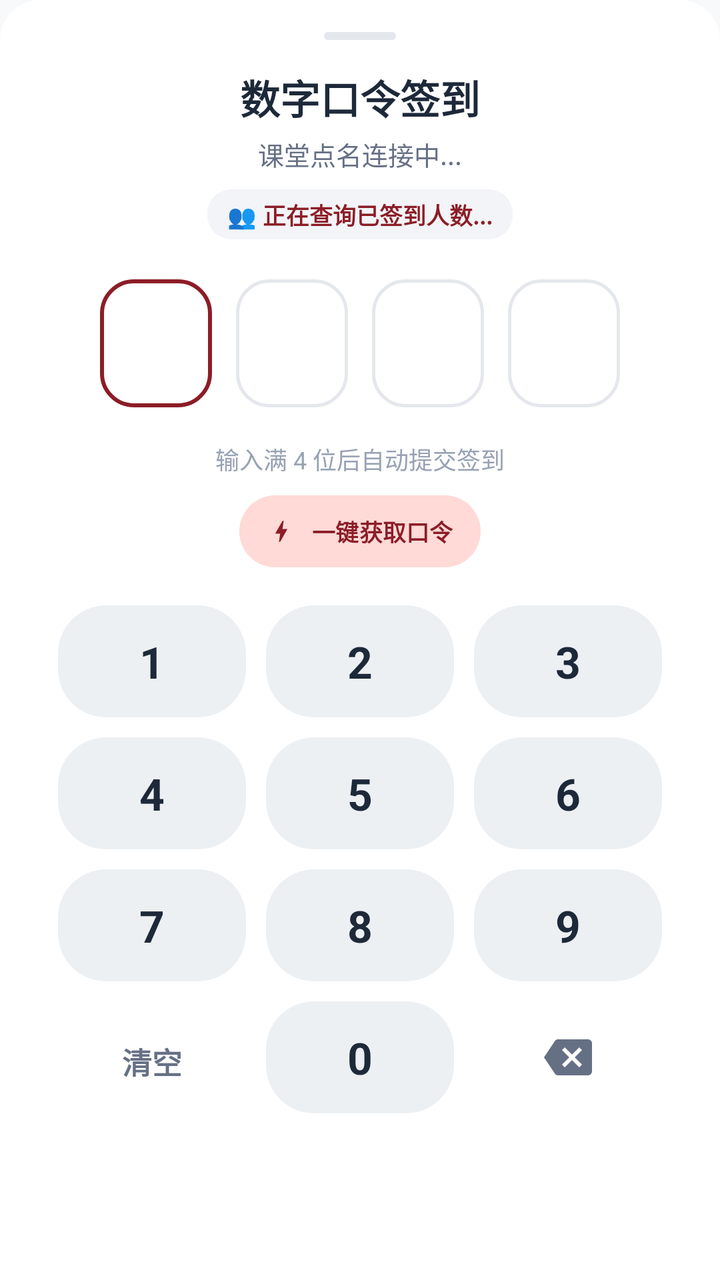
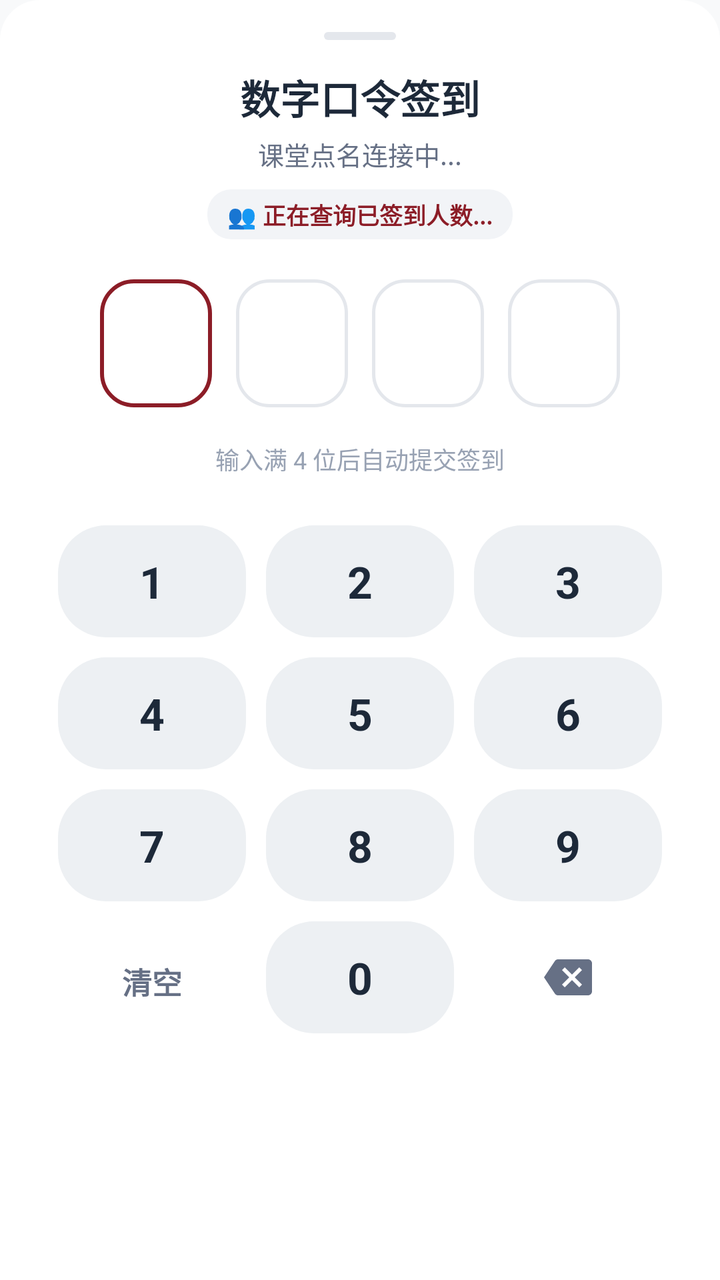

Before-and-after screenshots of an Android layout around one commit, followed by the original layout XML and the change that was made.
<!-- AndroidManifest.xml: application theme Theme.UsstJwgl -->
<!-- res/layout/bottom_sheet_number_rollcall.xml -->
<?xml version="1.0" encoding="utf-8"?>
<LinearLayout xmlns:android="http://schemas.android.com/apk/res/android"
    xmlns:app="http://schemas.android.com/apk/res-auto"
    android:layout_width="match_parent"
    android:layout_height="wrap_content"
    android:background="@drawable/bottom_sheet_bg"
    android:gravity="center_horizontal"
    android:orientation="vertical"
    android:paddingHorizontal="24dp"
    android:paddingTop="16dp"
    android:paddingBottom="24dp">

    
    <View
        android:layout_width="36dp"
        android:layout_height="4dp"
        android:layout_gravity="center_horizontal"
        android:layout_marginBottom="14dp"
        android:background="@drawable/drag_handle" />

    
    <TextView
        android:layout_width="wrap_content"
        android:layout_height="wrap_content"
        android:text="数字口令签到"
        android:textColor="@color/text_primary"
        android:textSize="20sp"
        android:textStyle="bold" />

    <TextView
        android:id="@+id/tvCourseName"
        android:layout_width="wrap_content"
        android:layout_height="wrap_content"
        android:layout_marginTop="4dp"
        android:ellipsize="end"
        android:maxLines="1"
        android:text="课堂点名连接中..."
        android:textColor="@color/text_secondary"
        android:textSize="13sp" />

    
    <TextView
        android:id="@+id/tvAttendanceStats"
        android:layout_width="wrap_content"
        android:layout_height="wrap_content"
        android:layout_marginTop="8dp"
        android:background="@drawable/bg_badge_rounded"
        android:backgroundTint="@color/surface_variant"
        android:paddingHorizontal="10dp"
        android:paddingVertical="4dp"
        android:text="👥 正在查询已签到人数..."
        android:textColor="@color/primary"
        android:textSize="11.5sp"
        android:textStyle="bold" />

    
    <LinearLayout
        android:id="@+id/layoutPinBoxes"
        android:layout_width="wrap_content"
        android:layout_height="wrap_content"
        android:layout_marginTop="20dp"
        android:gravity="center"
        android:orientation="horizontal">

        
        <FrameLayout
            android:id="@+id/boxPin1"
            android:layout_width="56dp"
            android:layout_height="64dp"
            android:background="@drawable/bg_pin_box_active">

            <TextView
                android:id="@+id/tvPin1"
                android:layout_width="wrap_content"
                android:layout_height="wrap_content"
                android:layout_gravity="center"
                android:textColor="@color/text_primary"
                android:textSize="26sp"
                android:textStyle="bold" />
        </FrameLayout>

        
        <FrameLayout
            android:id="@+id/boxPin2"
            android:layout_width="56dp"
            android:layout_height="64dp"
            android:layout_marginStart="12dp"
            android:background="@drawable/bg_pin_box">

            <TextView
                android:id="@+id/tvPin2"
                android:layout_width="wrap_content"
                android:layout_height="wrap_content"
                android:layout_gravity="center"
                android:textColor="@color/text_primary"
                android:textSize="26sp"
                android:textStyle="bold" />
        </FrameLayout>

        
        <FrameLayout
            android:id="@+id/boxPin3"
            android:layout_width="56dp"
            android:layout_height="64dp"
            android:layout_marginStart="12dp"
            android:background="@drawable/bg_pin_box">

            <TextView
                android:id="@+id/tvPin3"
                android:layout_width="wrap_content"
                android:layout_height="wrap_content"
                android:layout_gravity="center"
                android:textColor="@color/text_primary"
                android:textSize="26sp"
                android:textStyle="bold" />
        </FrameLayout>

        
        <FrameLayout
            android:id="@+id/boxPin4"
            android:layout_width="56dp"
            android:layout_height="64dp"
            android:layout_marginStart="12dp"
            android:background="@drawable/bg_pin_box">

            <TextView
                android:id="@+id/tvPin4"
                android:layout_width="wrap_content"
                android:layout_height="wrap_content"
                android:layout_gravity="center"
                android:textColor="@color/text_primary"
                android:textSize="26sp"
                android:textStyle="bold" />
        </FrameLayout>

    </LinearLayout>

    
    <LinearLayout
        android:layout_width="match_parent"
        android:layout_height="28dp"
        android:layout_marginTop="12dp"
        android:gravity="center"
        android:orientation="horizontal">

        <ProgressBar
            android:id="@+id/progressSubmitting"
            android:layout_width="18dp"
            android:layout_height="18dp"
            android:layout_marginEnd="8dp"
            android:indeterminateTint="@color/primary"
            android:visibility="gone" />

        <TextView
            android:id="@+id/tvStatusTip"
            android:layout_width="wrap_content"
            android:layout_height="wrap_content"
            android:ellipsize="end"
            android:maxLines="1"
            android:text="输入满 4 位后自动提交签到"
            android:textColor="@color/text_tertiary"
            android:textSize="12sp" />
    </LinearLayout>

    
    <LinearLayout
        android:layout_width="wrap_content"
        android:layout_height="wrap_content"
        android:layout_marginTop="4dp"
        android:gravity="center"
        android:orientation="horizontal">

        
        <com.google.android.material.button.MaterialButton
            android:id="@+id/btnFetchCodeDirectly"
            style="@style/Widget.Material3.Button.TonalButton"
            android:layout_width="wrap_content"
            android:layout_height="36dp"
            android:insetTop="0dp"
            android:insetBottom="0dp"
            android:paddingHorizontal="14dp"
            android:paddingVertical="0dp"
            android:text="一键获取口令"
            android:textColor="@color/primary"
            android:textSize="11.5sp"
            android:textStyle="bold"
            app:cornerRadius="18dp"
            app:icon="@drawable/ic_bolt"
            app:iconSize="14dp"
            app:iconTint="@color/primary" />

    </LinearLayout>

    
    <com.google.android.material.checkbox.MaterialCheckBox
        android:id="@+id/cbSignAll"
        android:layout_width="wrap_content"
        android:layout_height="wrap_content"
        android:layout_marginTop="2dp"
        android:checked="true"
        android:text="同时为全部已保存账号签到 (独立设备码)"
        android:textColor="@color/text_secondary"
        android:textSize="12sp"
        android:visibility="gone" />

    
    <LinearLayout
        android:id="@+id/layoutKeypad"
        android:layout_width="match_parent"
        android:layout_height="wrap_content"
        android:layout_marginTop="14dp"
        android:orientation="vertical">

        
        <LinearLayout
            android:layout_width="match_parent"
            android:layout_height="wrap_content"
            android:orientation="horizontal">

            <TextView
                android:id="@+id/key1"
                android:layout_width="0dp"
                android:layout_height="56dp"
                android:layout_margin="5dp"
                android:layout_weight="1"
                android:background="@drawable/bg_keypad_button"
                android:gravity="center"
                android:text="1"
                android:textColor="@color/text_primary"
                android:textSize="22sp"
                android:textStyle="bold" />

            <TextView
                android:id="@+id/key2"
                android:layout_width="0dp"
                android:layout_height="56dp"
                android:layout_margin="5dp"
                android:layout_weight="1"
                android:background="@drawable/bg_keypad_button"
                android:gravity="center"
                android:text="2"
                android:textColor="@color/text_primary"
                android:textSize="22sp"
                android:textStyle="bold" />

            <TextView
                android:id="@+id/key3"
                android:layout_width="0dp"
                android:layout_height="56dp"
                android:layout_margin="5dp"
                android:layout_weight="1"
                android:background="@drawable/bg_keypad_button"
                android:gravity="center"
                android:text="3"
                android:textColor="@color/text_primary"
                android:textSize="22sp"
                android:textStyle="bold" />
        </LinearLayout>

        
        <LinearLayout
            android:layout_width="match_parent"
            android:layout_height="wrap_content"
            android:orientation="horizontal">

            <TextView
                android:id="@+id/key4"
                android:layout_width="0dp"
                android:layout_height="56dp"
                android:layout_margin="5dp"
                android:layout_weight="1"
                android:background="@drawable/bg_keypad_button"
                android:gravity="center"
                android:text="4"
                android:textColor="@color/text_primary"
                android:textSize="22sp"
                android:textStyle="bold" />

            <TextView
                android:id="@+id/key5"
                android:layout_width="0dp"
                android:layout_height="56dp"
                android:layout_margin="5dp"
                android:layout_weight="1"
                android:background="@drawable/bg_keypad_button"
                android:gravity="center"
                android:text="5"
                android:textColor="@color/text_primary"
                android:textSize="22sp"
                android:textStyle="bold" />

            <TextView
                android:id="@+id/key6"
                android:layout_width="0dp"
                android:layout_height="56dp"
                android:layout_margin="5dp"
                android:layout_weight="1"
                android:background="@drawable/bg_keypad_button"
                android:gravity="center"
                android:text="6"
                android:textColor="@color/text_primary"
                android:textSize="22sp"
                android:textStyle="bold" />
        </LinearLayout>

        
        <LinearLayout
            android:layout_width="match_parent"
            android:layout_height="wrap_content"
            android:orientation="horizontal">

            <TextView
                android:id="@+id/key7"
                android:layout_width="0dp"
                android:layout_height="56dp"
                android:layout_margin="5dp"
                android:layout_weight="1"
                android:background="@drawable/bg_keypad_button"
                android:gravity="center"
                android:text="7"
                android:textColor="@color/text_primary"
                android:textSize="22sp"
                android:textStyle="bold" />

            <TextView
                android:id="@+id/key8"
                android:layout_width="0dp"
                android:layout_height="56dp"
                android:layout_margin="5dp"
                android:layout_weight="1"
                android:background="@drawable/bg_keypad_button"
                android:gravity="center"
                android:text="8"
                android:textColor="@color/text_primary"
                android:textSize="22sp"
                android:textStyle="bold" />

            <TextView
                android:id="@+id/key9"
                android:layout_width="0dp"
                android:layout_height="56dp"
                android:layout_margin="5dp"
                android:layout_weight="1"
                android:background="@drawable/bg_keypad_button"
                android:gravity="center"
                android:text="9"
                android:textColor="@color/text_primary"
                android:textSize="22sp"
                android:textStyle="bold" />
        </LinearLayout>

        
        <LinearLayout
            android:layout_width="match_parent"
            android:layout_height="wrap_content"
            android:orientation="horizontal">

            <TextView
                android:id="@+id/keyClear"
                android:layout_width="0dp"
                android:layout_height="56dp"
                android:layout_margin="5dp"
                android:layout_weight="1"
                android:background="?attr/selectableItemBackgroundBorderless"
                android:gravity="center"
                android:text="清空"
                android:textColor="@color/text_secondary"
                android:textSize="15sp"
                android:textStyle="bold" />

            <TextView
                android:id="@+id/key0"
                android:layout_width="0dp"
                android:layout_height="56dp"
                android:layout_margin="5dp"
                android:layout_weight="1"
                android:background="@drawable/bg_keypad_button"
                android:gravity="center"
                android:text="0"
                android:textColor="@color/text_primary"
                android:textSize="22sp"
                android:textStyle="bold" />

            <FrameLayout
                android:id="@+id/keyDelete"
                android:layout_width="0dp"
                android:layout_height="56dp"
                android:layout_margin="5dp"
                android:layout_weight="1"
                android:background="?attr/selectableItemBackgroundBorderless"
                android:clickable="true"
                android:focusable="true">

                <ImageView
                    android:layout_width="24dp"
                    android:layout_height="24dp"
                    android:layout_gravity="center"
                    android:src="@drawable/ic_backspace"
                    app:tint="@color/text_secondary" />
            </FrameLayout>

        </LinearLayout>

    </LinearLayout>

</LinearLayout>
<!-- resources referenced by this layout -->
<resources>
  <color name="primary">#8C1D27</color>
  <color name="surface_variant">#F2F4F7</color>
  <color name="text_primary">#1D2939</color>
  <color name="text_secondary">#667085</color>
  <color name="text_tertiary">#98A2B3</color>
  <!-- drawable bg_badge_rounded (drawable) -->
  <?xml version="1.0" encoding="utf-8"?>
  <shape xmlns:android="http://schemas.android.com/apk/res/android"
      android:shape="rectangle">
      <corners android:radius="12dp" />
      <solid android:color="@color/badge_bg" />
  </shape>
  <!-- drawable bg_keypad_button (drawable) -->
  <?xml version="1.0" encoding="utf-8"?>
  <ripple xmlns:android="http://schemas.android.com/apk/res/android"
      android:color="?attr/colorControlHighlight">
      <item>
          <shape android:shape="rectangle">
              <corners android:radius="24dp" />
              <solid android:color="@color/surface_container" />
          </shape>
      </item>
  </ripple>
  <!-- drawable bg_pin_box (drawable) -->
  <?xml version="1.0" encoding="utf-8"?>
  <shape xmlns:android="http://schemas.android.com/apk/res/android"
      android:shape="rectangle">
      <corners android:radius="16dp" />
      <solid android:color="@color/surface" />
      <stroke
          android:width="1.5dp"
          android:color="@color/border" />
  </shape>
  <!-- drawable bg_pin_box_active (drawable) -->
  <?xml version="1.0" encoding="utf-8"?>
  <shape xmlns:android="http://schemas.android.com/apk/res/android"
      android:shape="rectangle">
      <corners android:radius="16dp" />
      <solid android:color="@color/surface" />
      <stroke
          android:width="2dp"
          android:color="@color/primary" />
  </shape>
  <!-- drawable bottom_sheet_bg (drawable) -->
  <?xml version="1.0" encoding="utf-8"?>
  <shape xmlns:android="http://schemas.android.com/apk/res/android"
      android:shape="rectangle">
      <solid android:color="@color/surface" />
      <corners
          android:topLeftRadius="20dp"
          android:topRightRadius="20dp"
          android:bottomLeftRadius="0dp"
          android:bottomRightRadius="0dp" />
  </shape>
  <!-- drawable drag_handle (drawable) -->
  <?xml version="1.0" encoding="utf-8"?>
  <shape xmlns:android="http://schemas.android.com/apk/res/android">
      <solid android:color="@color/border" />
      <corners android:radius="2dp" />
  </shape>
  <!-- drawable ic_backspace (drawable) -->
  <vector xmlns:android="http://schemas.android.com/apk/res/android"
      android:width="24dp"
      android:height="24dp"
      android:viewportWidth="24"
      android:viewportHeight="24">
    <path
        android:fillColor="#FF000000"
        android:pathData="M22,3H7c-0.69,0 -1.23,0.35 -1.59,0.88L0,12l5.41,8.11c0.36,0.53 0.9,0.89 1.59,0.89h15c1.1,0 2,-0.9 2,-2V5c0,-1.1 -0.9,-2 -2,-2zm-3,12.59L17.59,17 14,13.41 10.41,17 9,15.59 12.59,12 9,8.41 10.41,7 14,10.59 17.59,7 19,8.41 15.41,12 19,15.59z"/>
  </vector>
  <!-- drawable ic_bolt (drawable) -->
  <vector xmlns:android="http://schemas.android.com/apk/res/android"
      android:width="24dp"
      android:height="24dp"
      android:viewportWidth="24"
      android:viewportHeight="24">
    <path
        android:fillColor="#FFFFFFFF"
        android:pathData="M11,21h-1l1,-7H7.5c-0.58,0 -0.57,-0.32 -0.38,-0.66 0.19,-0.34 0.05,-0.08 0.07,-0.12C8.48,10.94 10.42,7.54 13,3h1l-1,7h3.5c0.49,0 0.56,0.33 0.47,0.51l-0.07,0.15C12.96,17.55 11,21 11,21z"/>
  </vector>
  <color name="badge_bg">#FFDAD8</color>
  <color name="surface_container">#EDF0F3</color>
  <color name="surface">#FFFFFF</color>
  <color name="border">#E4E7EC</color>
  <color name="on_primary">#FFFFFF</color>
  <color name="primary_container">#FFDAD8</color>
  <color name="on_primary_container">#3B080E</color>
  <color name="secondary">#775654</color>
  <color name="secondary_container">#FFDAD7</color>
  <color name="on_secondary_container">#2C1514</color>
  <color name="background">#F8F9FA</color>
  <!-- unchanged entries left out for length: 1 -->
</resources>

<!-- the commit's change to res/layout/bottom_sheet_number_rollcall.xml (unified diff, before → after) -->
@@ -164,43 +164,20 @@
 
     
     <LinearLayout
+        android:id="@+id/layoutDevNumberActionSlot"
         android:layout_width="wrap_content"
         android:layout_height="wrap_content"
         android:layout_marginTop="4dp"
         android:gravity="center"
-        android:orientation="horizontal">
-
-        
-        <com.google.android.material.button.MaterialButton
-            android:id="@+id/btnFetchCodeDirectly"
-            style="@style/Widget.Material3.Button.TonalButton"
-            android:layout_width="wrap_content"
-            android:layout_height="36dp"
-            android:insetTop="0dp"
-            android:insetBottom="0dp"
-            android:paddingHorizontal="14dp"
-            android:paddingVertical="0dp"
-            android:text="一键获取口令"
-            android:textColor="@color/primary"
-            android:textSize="11.5sp"
-            android:textStyle="bold"
-            app:cornerRadius="18dp"
-            app:icon="@drawable/ic_bolt"
-            app:iconSize="14dp"
-            app:iconTint="@color/primary" />
-
-    </LinearLayout>
-
-    
-    <com.google.android.material.checkbox.MaterialCheckBox
-        android:id="@+id/cbSignAll"
+        android:orientation="horizontal"
+        android:visibility="gone" />
+
+    
+    <FrameLayout
+        android:id="@+id/layoutDevNumberBatchSlot"
         android:layout_width="wrap_content"
         android:layout_height="wrap_content"
         android:layout_marginTop="2dp"
-        android:checked="true"
-        android:text="同时为全部已保存账号签到 (独立设备码)"
-        android:textColor="@color/text_secondary"
-        android:textSize="12sp"
         android:visibility="gone" />
 
     
<!-- resource entries referenced after the edit -->
@@ -70,16 +70,6 @@
         android:fillColor="#FF000000"
         android:pathData="M22,3H7c-0.69,0 -1.23,0.35 -1.59,0.88L0,12l5.41,8.11c0.36,0.53 0.9,0.89 1.59,0.89h15c1.1,0 2,-0.9 2,-2V5c0,-1.1 -0.9,-2 -2,-2zm-3,12.59L17.59,17 14,13.41 10.41,17 9,15.59 12.59,12 9,8.41 10.41,7 14,10.59 17.59,7 19,8.41 15.41,12 19,15.59z"/>
   </vector>
-  <!-- drawable ic_bolt (drawable) -->
-  <vector xmlns:android="http://schemas.android.com/apk/res/android"
-      android:width="24dp"
-      android:height="24dp"
-      android:viewportWidth="24"
-      android:viewportHeight="24">
-    <path
-        android:fillColor="#FFFFFFFF"
-        android:pathData="M11,21h-1l1,-7H7.5c-0.58,0 -0.57,-0.32 -0.38,-0.66 0.19,-0.34 0.05,-0.08 0.07,-0.12C8.48,10.94 10.42,7.54 13,3h1l-1,7h3.5c0.49,0 0.56,0.33 0.47,0.51l-0.07,0.15C12.96,17.55 11,21 11,21z"/>
-  </vector>
   <color name="badge_bg">#FFDAD8</color>
   <color name="surface_container">#EDF0F3</color>
   <color name="surface">#FFFFFF</color>
